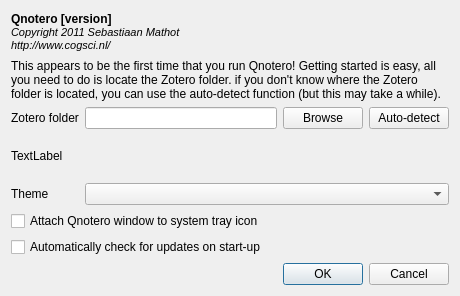
smathot/qnotero, file ui/preferences.ui: the form before one commit.
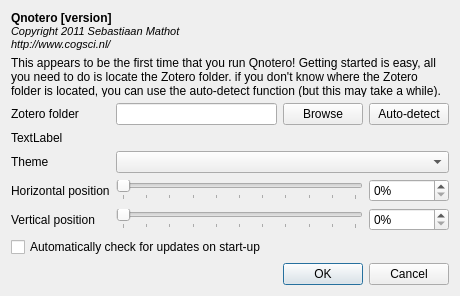
The form after the commit.

```diff
--- a/ui/preferences.ui
+++ b/ui/preferences.ui
@@ -24,7 +24,7 @@
    <item row="2" column="1">
     <widget class="QLineEdit" name="lineEditZoteroPath"/>
    </item>
-   <item row="7" column="0" colspan="4">
+   <item row="8" column="0" colspan="4">
     <widget class="QDialogButtonBox" name="buttonBox">
      <property name="orientation">
       <enum>Qt::Horizontal</enum>
@@ -48,13 +48,6 @@
      </property>
     </widget>
    </item>
-   <item row="5" column="0" colspan="4">
-    <widget class="QCheckBox" name="checkBoxAttachToSysTray">
-     <property name="text">
-      <string>Attach Qnotero window to system tray icon</string>
-     </property>
-    </widget>
-   </item>
    <item row="4" column="0">
     <widget class="QLabel" name="label_2">
      <property name="text">
@@ -97,7 +90,7 @@
      </property>
     </widget>
    </item>
-   <item row="6" column="0" colspan="4">
+   <item row="7" column="0" colspan="4">
     <widget class="QCheckBox" name="checkBoxAutoUpdateCheck">
      <property name="text">
       <string>Automatically check for updates on start-up</string>
@@ -117,6 +110,72 @@
      </property>
     </widget>
    </item>
+   <item row="5" column="0">
+    <widget class="QLabel" name="label_3">
+     <property name="text">
+      <string>Horizontal position</string>
+     </property>
+    </widget>
+   </item>
+   <item row="5" column="1" colspan="2">
+    <widget class="QSlider" name="horizontalSliderXPos">
+     <property name="maximum">
+      <number>100</number>
+     </property>
+     <property name="orientation">
+      <enum>Qt::Horizontal</enum>
+     </property>
+     <property name="tickPosition">
+      <enum>QSlider::TicksBelow</enum>
+     </property>
+     <property name="tickInterval">
+      <number>10</number>
+     </property>
+    </widget>
+   </item>
+   <item row="6" column="0">
+    <widget class="QLabel" name="label_4">
+     <property name="text">
+      <string>Vertical position</string>
+     </property>
+    </widget>
+   </item>
+   <item row="6" column="1" colspan="2">
+    <widget class="QSlider" name="horizontalSliderYPos">
+     <property name="maximum">
+      <number>100</number>
+     </property>
+     <property name="orientation">
+      <enum>Qt::Horizontal</enum>
+     </property>
+     <property name="tickPosition">
+      <enum>QSlider::TicksBelow</enum>
+     </property>
+     <property name="tickInterval">
+      <number>10</number>
+     </property>
+    </widget>
+   </item>
+   <item row="5" column="3">
+    <widget class="QSpinBox" name="spinBoxXPos">
+     <property name="suffix">
+      <string>%</string>
+     </property>
+     <property name="maximum">
+      <number>100</number>
+     </property>
+    </widget>
+   </item>
+   <item row="6" column="3">
+    <widget class="QSpinBox" name="spinBoxYPos">
+     <property name="suffix">
+      <string>%</string>
+     </property>
+     <property name="maximum">
+      <number>100</number>
+     </property>
+    </widget>
+   </item>
   </layout>
  </widget>
  <resources/>
```
Left out of the diff: 64 changed lines with no effect on the pictures.
